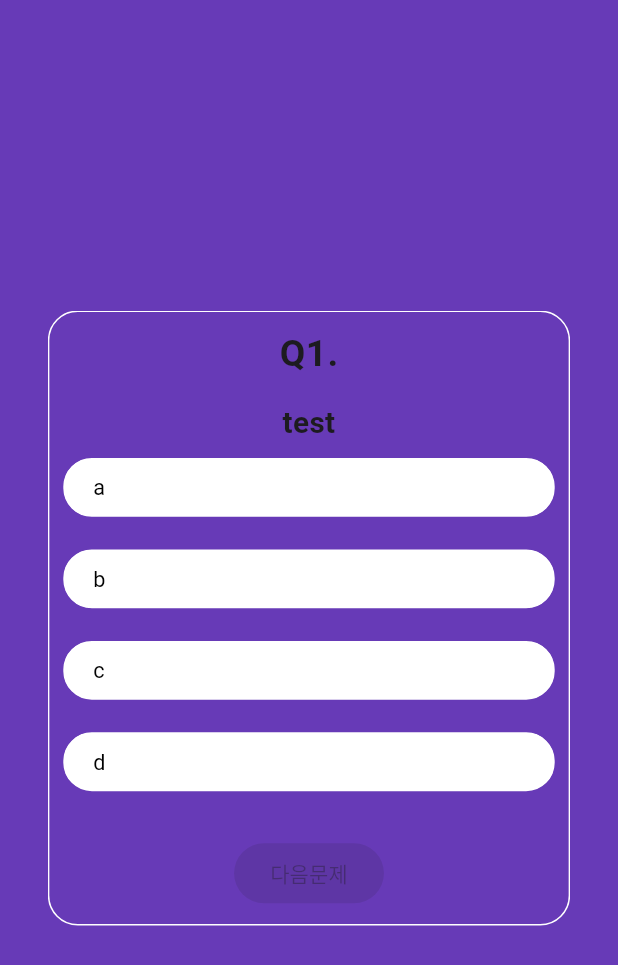
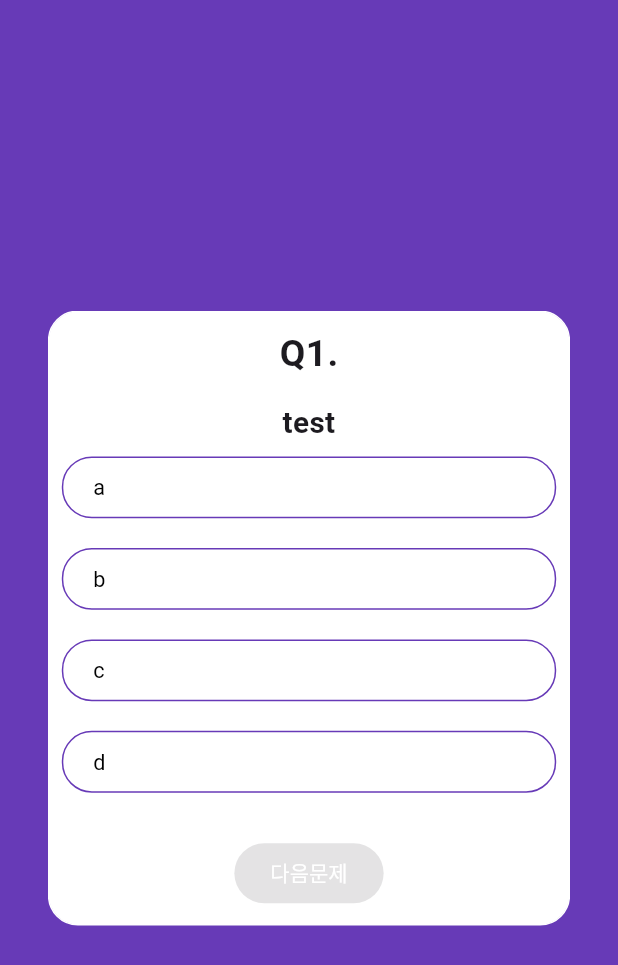
Before and after one commit to yeondori/frist-flutter, a Flutter app: the screen it shows after launch, after a tap on "지금 퀴즈 풀기", on a phone screen of 412 x 824 dp. Shown: the top 965 px of the screen. Run offline on Flutter 3.47's test engine with Material 3 defaults, Android fonts, the phone set to English and light mode, and no system bars; drawn by our look-alikes of auto_size_text; our stand-ins replace flutter_swiper_null_safety.

Commit message:
refactor: 누락된 부분 수정

```diff
--- a/lib/screen/screen_quiz.dart
+++ b/lib/screen/screen_quiz.dart
@@ -1,5 +1,4 @@
 import 'package:auto_size_text/auto_size_text.dart';
-import 'package:flutter/cupertino.dart';
 import 'package:flutter/material.dart';
 import 'package:flutter_swiper_null_safety/flutter_swiper_null_safety.dart';
 import 'package:quiz_app/model/model_quiz.dart';
@@ -8,7 +7,6 @@ import 'package:quiz_app/widget/widget_candidate.dart';
 class QuizScreen extends StatefulWidget {
   List<Quiz> quizs;
   QuizScreen({required this.quizs});
-
   @override
   _QuizScreenState createState() => _QuizScreenState();
 }
@@ -28,7 +26,7 @@ class _QuizScreenState extends State<QuizScreen> {
       child: Scaffold(
         backgroundColor: Colors.deepPurple,
         body: Center(
-            child: Container (
+          child: Container(
             decoration: BoxDecoration(
               borderRadius: BorderRadius.circular(20),
               border: Border.all(color: Colors.deepPurple),
@@ -46,7 +44,7 @@ class _QuizScreenState extends State<QuizScreen> {
             ),
           ),
         ),
-        )
+      ),
     );
   }
 
@@ -55,7 +53,7 @@ class _QuizScreenState extends State<QuizScreen> {
       decoration: BoxDecoration(
           borderRadius: BorderRadius.circular(20),
           border: Border.all(color: Colors.white),
-      ),
+          color: Colors.white),
       child: Column(
         crossAxisAlignment: CrossAxisAlignment.center,
         children: <Widget>[
@@ -85,7 +83,8 @@ class _QuizScreenState extends State<QuizScreen> {
           Expanded(
             child: Container(),
           ),
-          Column(children: _buildCandidates(width, quiz),
+          Column(
+            children: _buildCandidates(width, quiz),
           ),
           Container(
             padding: EdgeInsets.all(width * 0.024),
@@ -97,22 +96,26 @@ class _QuizScreenState extends State<QuizScreen> {
                   borderRadius: BorderRadius.circular(10),
                 ),
                 child: ElevatedButton(
-                child: _currentIndex == widget.quizs.length - 1
-                    ? Text('결과보기')
-                    : Text('다음문제'),
-                  style: ElevatedButton.styleFrom(
-                    foregroundColor: Colors.white,
-                    backgroundColor: Colors.deepPurple,
-                  ),
-                  onPressed: _answers[_currentIndex] == -1 ? null : () {
-                    if (_currentIndex == widget.quizs.length - 1) {}
-                    else {
+                  onPressed: _answers[_currentIndex] == -1
+                      ? null
+                      : () {
+                    if (_currentIndex == widget.quizs.length - 1) {
+                      // '결과보기' 버튼을 눌렀을 때의 동작
+                    } else {
                       _answerState = [false, false, false, false];
                       _currentIndex += 1;
                       _controller.next();
-                    };
+                    }
                   },
+                  style: ElevatedButton.styleFrom(
+                    backgroundColor: Colors.deepPurple,
+                    textStyle: TextStyle(color: Colors.white),
                   ),
+                  child: _currentIndex == widget.quizs.length - 1
+                      ? Text('결과보기')
+                      : Text('다음문제', style: TextStyle(color: Colors.white)),
+
+                )
               ),
             ),
           )
```
Lines whose indentation alone changed are shown as unchanged.
